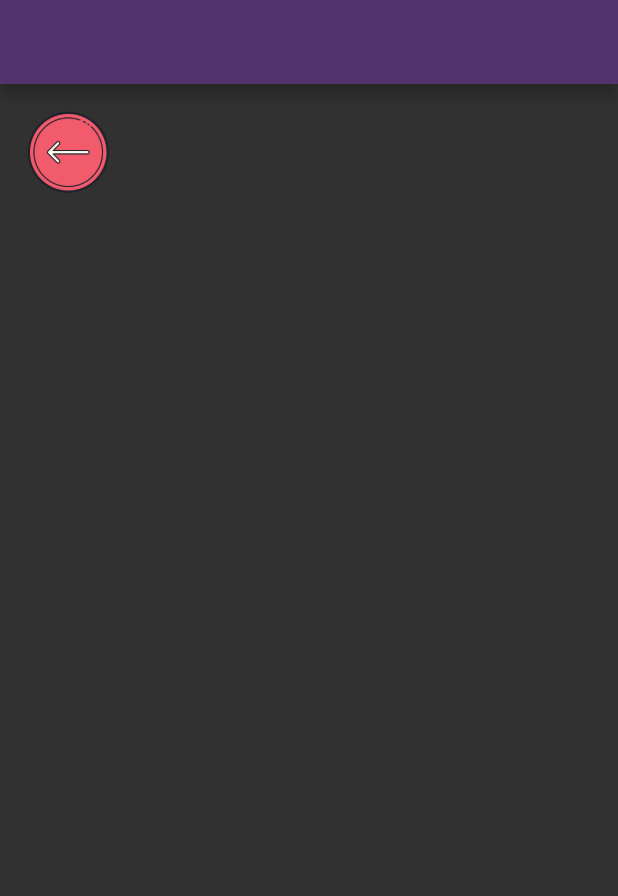
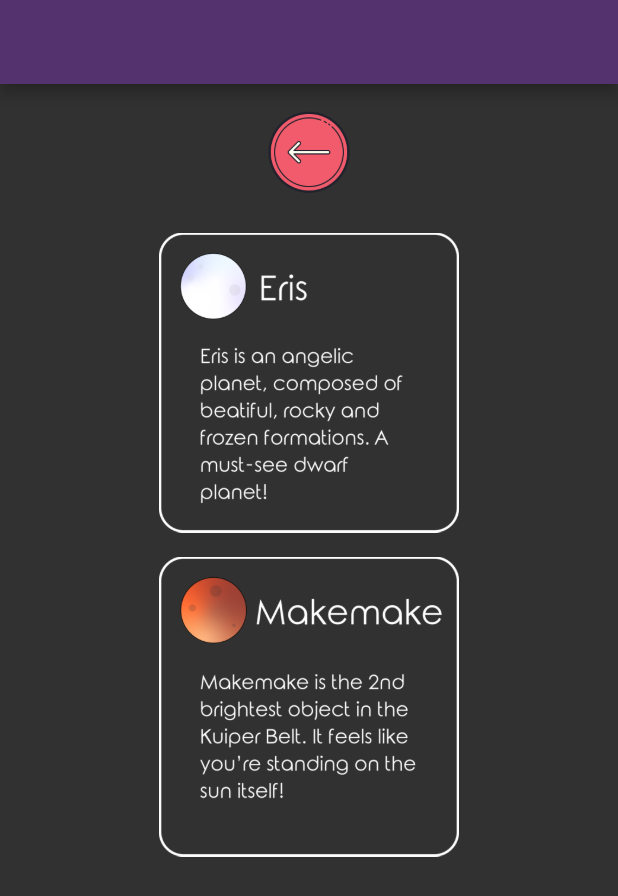
Before and after one commit to teambourgeoisie/StarketApp, a Flutter app: the screen it shows after launch, after a tap on "Tourism", on a phone screen of 412 x 824 dp. Shown: the top 896 px of the screen. Run offline on Flutter 3.47's test engine with Material 2 defaults, Android fonts, the phone set to English and light mode, and no system bars.

Commit message:
added pictures to store

```diff
--- a/lib/main.dart
+++ b/lib/main.dart
@@ -368,8 +368,8 @@ class _TourismState extends State<Tourism> {
         appBar: AppBar(
           backgroundColor: Color.fromRGBO(84, 50, 110, 1),
         ),
-        body: Row(
-          crossAxisAlignment: CrossAxisAlignment.end,
+        body: Column(
+          crossAxisAlignment: CrossAxisAlignment.stretch,
           children: <Widget>[
             IconButton(
               onPressed:(){
@@ -378,6 +378,20 @@ class _TourismState extends State<Tourism> {
               icon: Image.asset('assets/circled-left.png'),
               iconSize: 75,
             ),
+            IconButton(
+
+              onPressed: (){},
+              icon: Image.asset('assets/TourismEris.png'),
+
+              iconSize: 200,
+
+            ),
+            IconButton(
+              onPressed: (){},
+              icon:Image.asset('assets/TourismMakemake.png'),
+              iconSize: 200,
+
+            )
           ],
         ),
       ),
--- a/pubspec.yaml
+++ b/pubspec.yaml
@@ -53,6 +53,8 @@ flutter:
    - assets/FreshWater.png
    - assets/NitrogenGas.png
    - assets/SpaceRocks.png
+   - assets/TourismEris.png
+   - assets/TourismMakemake.png
 
 
 
```
Also changed, not shown: assets/TourismEris.png (added), assets/TourismMakemake.png (added).
